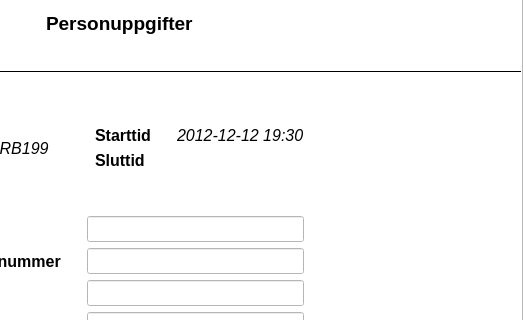
The window that trunk/gui/MainWindow.ui (nilsknacken/A3B-repo) describes before a commit, drawn with Qt 5; both pictures show x 277 to 800 and y 104 to 424 of the 800 by 600 pixel window.
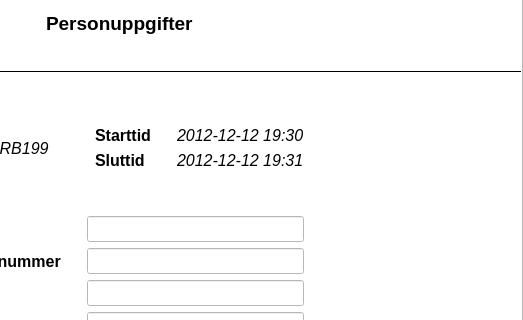
The same window after the commit. The open tabs and pages were chosen to show the change. Icons and pictures are not drawn.

Patch:
```diff
--- a/trunk/gui/MainWindow.ui
+++ b/trunk/gui/MainWindow.ui
@@ -1524,7 +1524,7 @@
                    </font>
                   </property>
                   <property name="text">
-                   <string/>
+                   <string>2012-12-12 19:31</string>
                   </property>
                  </widget>
                 </item>
```
Left out of the diff: 22 changed lines with no effect on the pictures.
